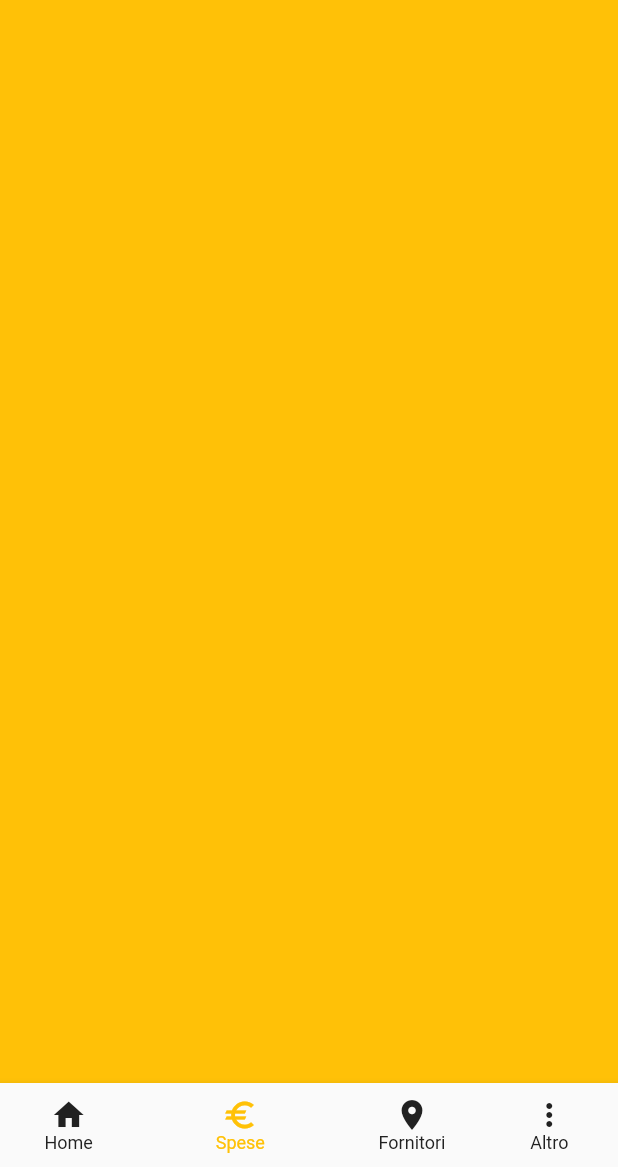
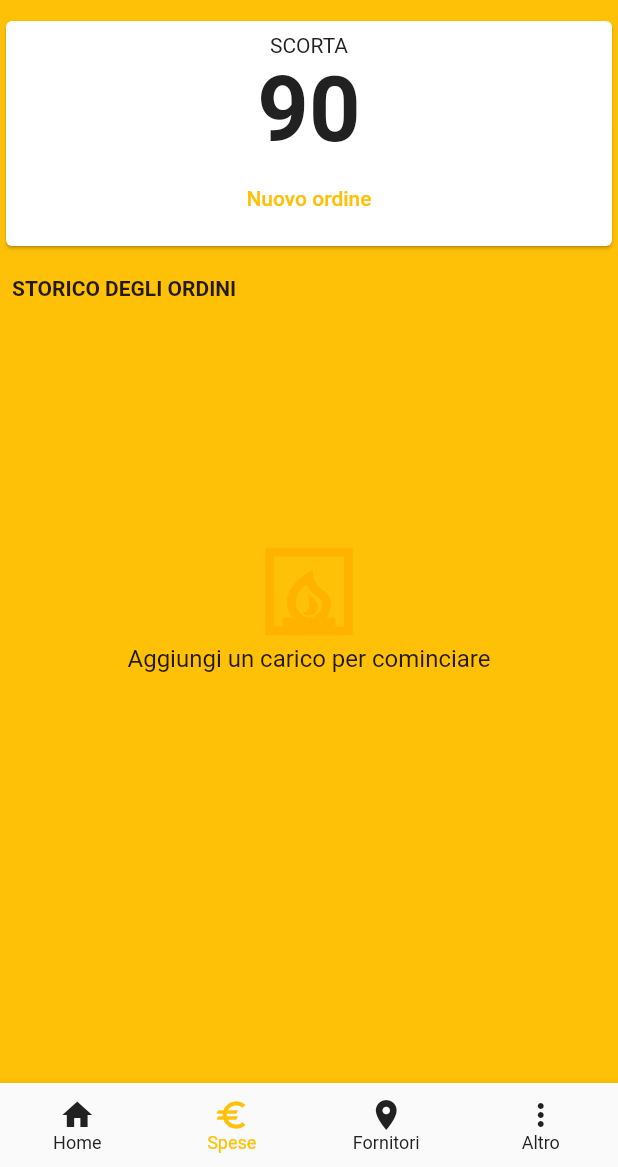
Before and after one commit to eilgug/pellet-manager, a Flutter app: the screen it shows after launch, item 2 of the bottom bar chosen, on a phone screen of 412 x 824 dp, the part 69-1236 px from its top. Run offline on Flutter 3.47's test engine with Material 2 defaults, Android fonts, the phone set to English and light mode, and no system bars; our stand-ins replace google_fonts.

Commit message:
setting up order page

```diff
--- a/lib/main.dart
+++ b/lib/main.dart
@@ -57,7 +57,13 @@ class _MyHomePageState extends State<MyHomePage> {
             addNewLoad: _addNewLoads,
             addNewOrder: _addNewOrder);
       case 1:
-        return const SpesePage();
+        return SpesePage(
+          stock: _stock,
+          average: _average,
+          addNewOrder: _addNewOrder,
+          userOrders: _userOrders,
+          deleteOrder: _deleteOrder,
+        );
       case 2:
         return const FornitoriPage();
       case 3:
@@ -115,7 +121,15 @@ class _MyHomePageState extends State<MyHomePage> {
     });
   }
 
-  // TODO: _deleteOrder
+  void _deleteOrder(String id) {
+    setState(() {
+      Orders orderToBeRemoved =
+          _userOrders.firstWhere((order) => order.id == id);
+
+      _stock -= orderToBeRemoved.bags;
+      _userOrders.remove(orderToBeRemoved);
+    });
+  }
 
   @override
   Widget build(BuildContext context) {
--- a/lib/screens/spesePage.dart
+++ b/lib/screens/spesePage.dart
@@ -1,10 +1,56 @@
 import 'package:flutter/material.dart';
+import 'package:pellet_manager/models/orders.dart';
+import 'package:pellet_manager/widgets/newOrder.dart';
+import 'package:pellet_manager/widgets/orderList.dart';
+import 'package:pellet_manager/widgets/sacchiRimanenti.dart';
+
+import '../core/utils.dart';
 
 class SpesePage extends StatelessWidget {
-  const SpesePage({Key? key}) : super(key: key);
+  final int stock;
+  final double average;
+  final Function addNewOrder;
+  final Function deleteOrder;
+  final List<Orders> userOrders;
+
+  const SpesePage(
+      {Key? key,
+      required this.stock,
+      required this.average,
+      required this.addNewOrder,
+      required this.userOrders,
+      required this.deleteOrder})
+      : super(key: key);
 
   @override
   Widget build(BuildContext context) {
-    return Container();
+    return Column(
+      crossAxisAlignment: CrossAxisAlignment.start,
+      children: <Widget>[
+        Row(
+          mainAxisAlignment: MainAxisAlignment.spaceEvenly,
+          children: [
+            SacchiRimanenti(
+                stock: stock,
+                average: average,
+                newOrder: () => startAddNewOrder(context, stock, addNewOrder))
+          ],
+        ),
+        const SizedBox(
+          height: 16,
+        ),
+        Container(
+          margin: const EdgeInsets.only(left: 8, bottom: 4),
+          child: const Text(
+            "STORICO DEGLI ORDINI",
+            style: TextStyle(
+              fontSize: 14,
+              fontWeight: FontWeight.bold,
+            ),
+          ),
+        ),
+        OrderList(userOrders: userOrders, deleteOrder: deleteOrder)
+      ],
+    );
   }
 }
--- a/lib/widgets/myBottomAppBar.dart
+++ b/lib/widgets/myBottomAppBar.dart
@@ -39,6 +39,7 @@ class _MyBottomAppBarState extends State<MyBottomAppBar> {
       onTap: _onItemTapped,
       showUnselectedLabels: true,
       selectedFontSize: 12,
+      type: BottomNavigationBarType.fixed,
     );
   }
 }
--- /dev/null
+++ b/lib/widgets/orderList.dart
@@ -0,0 +1,68 @@
+import 'package:flutter/material.dart';
+import 'package:intl/intl.dart';
+import 'package:pellet_manager/models/orders.dart';
+
+class OrderList extends StatelessWidget {
+  final List<Orders> userOrders;
+  final Function deleteOrder;
+  //final double average;
+
+  const OrderList({
+    Key? key,
+    required this.userOrders,
+    required this.deleteOrder,
+    //required this.average
+  }) : super(key: key);
+
+  @override
+  Widget build(BuildContext context) {
+    return Container(
+      height: 400,
+      child: userOrders.isEmpty
+          ? Center(
+              child: Column(
+              mainAxisAlignment: MainAxisAlignment.center,
+              children: [
+                Icon(
+                  Icons.fireplace_outlined,
+                  size: 70,
+                  color: Colors.amber.shade600,
+                ),
+                const Text(
+                  'Aggiungi un carico per cominciare',
+                  style: TextStyle(
+                    fontSize: 16,
+                  ),
+                ),
+              ],
+            ))
+          : ListView.builder(
+              itemCount: userOrders.length,
+              itemBuilder: (context, index) {
+                return Card(
+                  child: ListTile(
+                    leading: CircleAvatar(
+                      radius: 25,
+                      backgroundColor: Theme.of(context).primaryColor,
+                      child: Text(
+                        '${userOrders[index].totalAmount}€',
+                        style: TextStyle(color: Colors.white),
+                      ),
+                    ),
+                    title: Text('Sacchi: ${userOrders[index].bags}'),
+                    subtitle: Text(
+                      DateFormat('dd/MM/yyyy').format(userOrders[index].date),
+                      style: const TextStyle(fontSize: 12),
+                    ),
+                    trailing: IconButton(
+                      icon: Icon(Icons.delete_outline,
+                          color: Theme.of(context).errorColor),
+                      onPressed: () => deleteOrder(userOrders[index].id),
+                    ),
+                  ),
+                );
+              },
+            ),
+    );
+  }
+}
```
